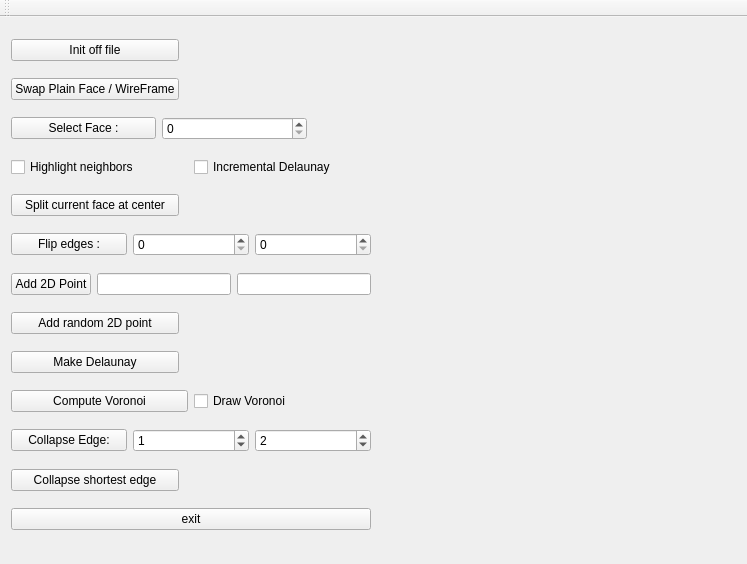
The window that mainwindow.ui (VincentPHAM98/GAM) describes before a commit, drawn with Qt 5.
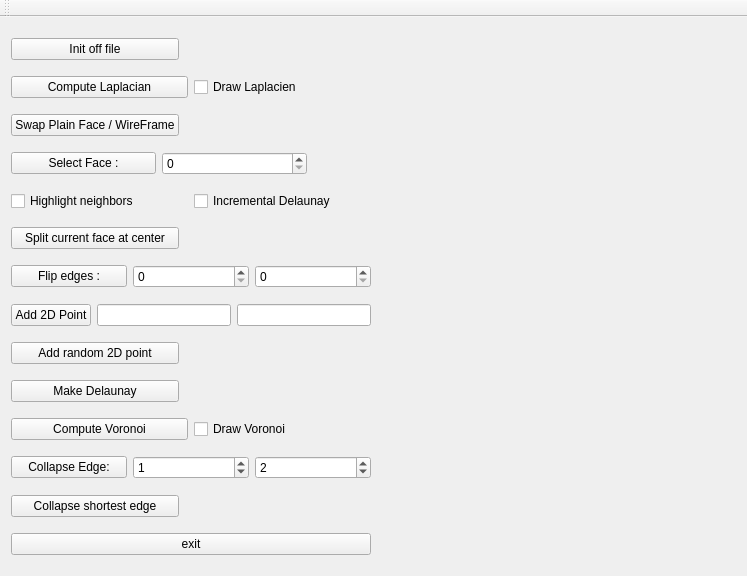
The same window after the commit. Custom widgets are drawn as their Qt base class.

Commit message: ajout bouton laplacien et rapport

Diff of the .ui file:
```diff
--- a/mainwindow.ui
+++ b/mainwindow.ui
@@ -7,7 +7,7 @@
     <x>0</x>
     <y>0</y>
     <width>747</width>
-    <height>564</height>
+    <height>576</height>
    </rect>
   </property>
   <property name="windowTitle">
@@ -23,52 +23,21 @@
    <layout class="QHBoxLayout" name="horizontalLayout">
     <item>
      <layout class="QGridLayout" name="gridLayout">
-      <item row="1" column="0" colspan="2">
-       <widget class="QPushButton" name="pushButton_3">
+      <item row="14" column="0" colspan="5">
+       <widget class="QPushButton" name="pushButton">
         <property name="text">
-         <string>Swap Plain Face / WireFrame</string>
+         <string>exit</string>
         </property>
        </widget>
       </item>
-      <item row="2" column="0" colspan="4">
-       <layout class="QHBoxLayout" name="horizontalLayout_5">
-        <item>
-         <widget class="QPushButton" name="selectFaceButton">
-          <property name="text">
-           <string>Select Face :</string>
-          </property>
-         </widget>
-        </item>
-        <item>
-         <widget class="QSpinBox" name="faceSelectBox"/>
-        </item>
-       </layout>
-      </item>
-      <item row="7" column="0" colspan="2">
-       <widget class="QPushButton" name="pushButton_2">
+      <item row="0" column="0" colspan="2">
+       <widget class="QPushButton" name="initButton">
         <property name="text">
-         <string>Add random 2D point</string>
+         <string>Init off file</string>
         </property>
        </widget>
       </item>
       <item row="5" column="0" colspan="5">
-       <layout class="QHBoxLayout" name="horizontalLayout_8">
-        <item>
-         <widget class="QPushButton" name="edgeFlipButton">
-          <property name="text">
-           <string>Flip edges :</string>
-          </property>
-         </widget>
-        </item>
-        <item>
-         <widget class="QSpinBox" name="flipFace1"/>
-        </item>
-        <item>
-         <widget class="QSpinBox" name="flipFace2"/>
-        </item>
-       </layout>
-      </item>
-      <item row="3" column="0" colspan="5">
        <layout class="QHBoxLayout" name="horizontalLayout_7">
         <item>
          <widget class="QCheckBox" name="highlightNeighborsBox">
@@ -86,42 +55,103 @@
         </item>
        </layout>
       </item>
+      <item row="6" column="0" colspan="2">
+       <widget class="QPushButton" name="splitCenterButton">
+        <property name="text">
+         <string>Split current face at center</string>
+        </property>
+       </widget>
+      </item>
+      <item row="13" column="0" colspan="2">
+       <widget class="QPushButton" name="edgeCollapseButton">
+        <property name="text">
+         <string>Collapse shortest edge</string>
+        </property>
+       </widget>
+      </item>
       <item row="12" column="0" colspan="5">
-       <widget class="QPushButton" name="pushButton">
+       <layout class="QHBoxLayout" name="horizontalLayout_11">
+        <item>
+         <widget class="QPushButton" name="collapseEdgeButton">
+          <property name="text">
+           <string>Collapse Edge:</string>
+          </property>
+         </widget>
+        </item>
+        <item>
+         <widget class="QSpinBox" name="collapseVertice1">
+          <property name="minimum">
+           <number>0</number>
+          </property>
+          <property name="maximum">
+           <number>99999</number>
+          </property>
+          <property name="value">
+           <number>1</number>
+          </property>
+         </widget>
+        </item>
+        <item>
+         <widget class="QSpinBox" name="collapseVertice2">
+          <property name="minimum">
+           <number>0</number>
+          </property>
+          <property name="maximum">
+           <number>99999</number>
+          </property>
+          <property name="value">
+           <number>2</number>
+          </property>
+         </widget>
+        </item>
+       </layout>
+      </item>
+      <item row="3" column="0" colspan="2">
+       <widget class="QPushButton" name="pushButton_3">
         <property name="text">
-         <string>exit</string>
+         <string>Swap Plain Face / WireFrame</string>
         </property>
        </widget>
       </item>
-      <item row="8" column="0" colspan="2">
+      <item row="7" column="0" colspan="5">
+       <layout class="QHBoxLayout" name="horizontalLayout_8">
+        <item>
+         <widget class="QPushButton" name="edgeFlipButton">
+          <property name="text">
+           <string>Flip edges :</string>
+          </property>
+         </widget>
+        </item>
+        <item>
+         <widget class="QSpinBox" name="flipFace1"/>
+        </item>
+        <item>
+         <widget class="QSpinBox" name="flipFace2"/>
+        </item>
+       </layout>
+      </item>
+      <item row="10" column="0" colspan="2">
        <widget class="QPushButton" name="DelaunayButton">
         <property name="text">
          <string>Make Delaunay</string>
         </property>
        </widget>
       </item>
-      <item row="11" column="0" colspan="2">
-       <widget class="QPushButton" name="edgeCollapseButton">
-        <property name="text">
-         <string>Collapse shortest edge</string>
-        </property>
-       </widget>
+      <item row="4" column="0" colspan="4">
+       <layout class="QHBoxLayout" name="horizontalLayout_5">
+        <item>
+         <widget class="QPushButton" name="selectFaceButton">
+          <property name="text">
+           <string>Select Face :</string>
+          </property>
+         </widget>
+        </item>
+        <item>
+         <widget class="QSpinBox" name="faceSelectBox"/>
+        </item>
+       </layout>
       </item>
-      <item row="4" column="0" colspan="2">
-       <widget class="QPushButton" name="splitCenterButton">
-        <property name="text">
-         <string>Split current face at center</string>
-        </property>
-       </widget>
-      </item>
-      <item row="0" column="0" colspan="2">
-       <widget class="QPushButton" name="initButton">
-        <property name="text">
-         <string>Init off file</string>
-        </property>
-       </widget>
-      </item>
-      <item row="6" column="0" colspan="5">
+      <item row="8" column="0" colspan="5">
        <layout class="QHBoxLayout" name="horizontalLayout_9">
         <item>
          <widget class="QPushButton" name="addPointButton">
@@ -148,7 +178,7 @@
         </item>
        </layout>
       </item>
-      <item row="9" column="0" colspan="5">
+      <item row="11" column="0" colspan="5">
        <layout class="QHBoxLayout" name="horizontalLayout_10">
         <item>
          <widget class="QPushButton" name="voronoiButton">
@@ -166,38 +196,26 @@
         </item>
        </layout>
       </item>
-      <item row="10" column="0" colspan="5">
-       <layout class="QHBoxLayout" name="horizontalLayout_11">
+      <item row="9" column="0" colspan="2">
+       <widget class="QPushButton" name="pushButton_2">
+        <property name="text">
+         <string>Add random 2D point</string>
+        </property>
+       </widget>
+      </item>
+      <item row="2" column="0" colspan="5">
+       <layout class="QHBoxLayout" name="horizontalLayout_2">
         <item>
-         <widget class="QPushButton" name="collapseEdgeButton">
+         <widget class="QPushButton" name="computeLaplacianButton">
           <property name="text">
-           <string>Collapse Edge:</string>
+           <string>Compute Laplacian</string>
           </property>
          </widget>
         </item>
         <item>
-         <widget class="QSpinBox" name="collapseVertice1">
-          <property name="minimum">
-           <number>0</number>
-          </property>
-          <property name="maximum">
-           <number>99999</number>
-          </property>
-          <property name="value">
-           <number>1</number>
-          </property>
-         </widget>
-        </item>
-        <item>
-         <widget class="QSpinBox" name="collapseVertice2">
-          <property name="minimum">
-           <number>0</number>
-          </property>
-          <property name="maximum">
-           <number>99999</number>
-          </property>
-          <property name="value">
-           <number>2</number>
+         <widget class="QCheckBox" name="laplacienBox">
+          <property name="text">
+           <string>Draw Laplacien</string>
           </property>
          </widget>
         </item>
```
Left out of the diff: 4 changed lines with no effect on the pictures. The commit also changes 7 other files.
